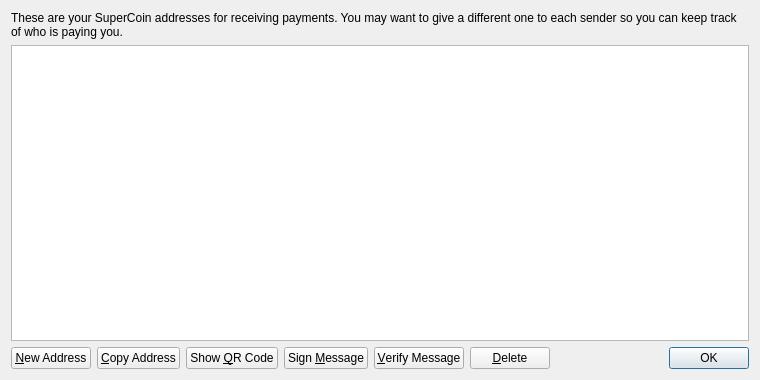
thirstygerry/SuperCoin, file src/qt/forms/addressbookpage.ui: the form before one commit.
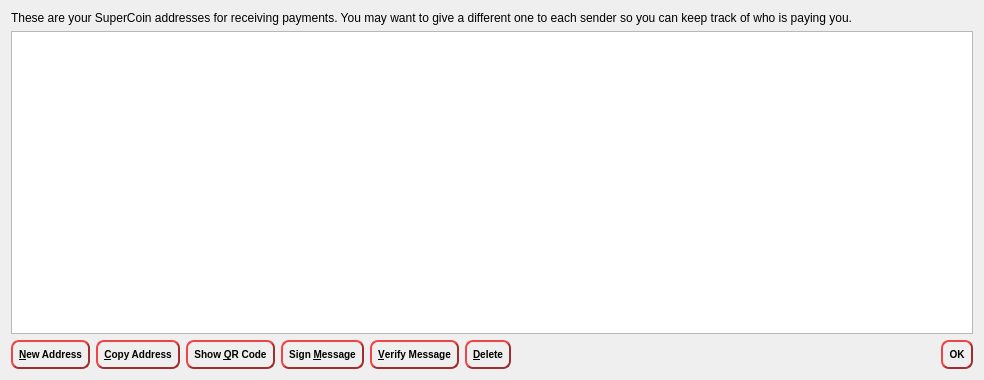
The form after the commit. Icons and pictures are not drawn.

```diff
--- a/src/qt/forms/addressbookpage.ui
+++ b/src/qt/forms/addressbookpage.ui
@@ -6,7 +6,7 @@
    <rect>
     <x>0</x>
     <y>0</y>
-    <width>760</width>
+    <width>984</width>
     <height>380</height>
    </rect>
   </property>
@@ -62,6 +62,23 @@
        <property name="toolTip">
         <string>Create a new address</string>
        </property>
+       <property name="styleSheet">
+        <string notr="true">QPushButton {
+     
+	color : rgb(0,0,0);
+     border-style: outset;
+     border-width: 2px;
+     border-radius: 8px;
+     border-color: rgb(160, 46, 47);
+     font: bold 10px;
+     min-width: 6em;
+     padding: 6px;
+ }
+QPushButton:pressed {
+     background-color: rgb(160, 46, 47);
+     border-style: inset;
+ }</string>
+       </property>
        <property name="text">
         <string>&amp;New Address</string>
        </property>
@@ -76,6 +93,23 @@
        <property name="toolTip">
         <string>Copy the currently selected address to the system clipboard</string>
        </property>
+       <property name="styleSheet">
+        <string notr="true">QPushButton {
+     
+	color : rgb(0,0,0);
+     border-style: outset;
+     border-width: 2px;
+     border-radius: 8px;
+     border-color: rgb(160, 46, 47);
+     font: bold 10px;
+     min-width: 6em;
+     padding: 6px;
+ }
+QPushButton:pressed {
+     background-color: rgb(160, 46, 47);
+     border-style: inset;
+ }</string>
+       </property>
        <property name="text">
         <string>&amp;Copy Address</string>
        </property>
@@ -87,6 +121,23 @@
      </item>
      <item>
       <widget class="QPushButton" name="showQRCode">
+       <property name="styleSheet">
+        <string notr="true">QPushButton {
+     
+	color : rgb(0,0,0);
+     border-style: outset;
+     border-width: 2px;
+     border-radius: 8px;
+     border-color: rgb(160, 46, 47);
+     font: bold 10px;
+     min-width: 6em;
+     padding: 6px;
+ }
+QPushButton:pressed {
+     background-color: rgb(160, 46, 47);
+     border-style: inset;
+ }</string>
+       </property>
        <property name="text">
         <string>Show &amp;QR Code</string>
        </property>
@@ -101,6 +152,23 @@
        <property name="toolTip">
         <string>Sign a message to prove you own a SuperCoin address</string>
        </property>
+       <property name="styleSheet">
+        <string notr="true">QPushButton {
+     
+	color : rgb(0,0,0);
+     border-style: outset;
+     border-width: 2px;
+     border-radius: 8px;
+     border-color: rgb(160, 46, 47);
+     font: bold 10px;
+     min-width: 6em;
+     padding: 6px;
+ }
+QPushButton:pressed {
+     background-color: rgb(160, 46, 47);
+     border-style: inset;
+ }</string>
+       </property>
        <property name="text">
         <string>Sign &amp;Message</string>
        </property>
@@ -115,6 +183,23 @@
        <property name="toolTip">
         <string>Verify a message to ensure it was signed with a specified SuperCoin address</string>
        </property>
+       <property name="styleSheet">
+        <string notr="true">QPushButton {
+     
+	color : rgb(0,0,0);
+     border-style: outset;
+     border-width: 2px;
+     border-radius: 8px;
+     border-color: rgb(160, 46, 47);
+     font: bold 10px;
+     min-width: 6em;
+     padding: 6px;
+ }
+QPushButton:pressed {
+     background-color: rgb(160, 46, 47);
+     border-style: inset;
+ }</string>
+       </property>
        <property name="text">
         <string>&amp;Verify Message</string>
        </property>
@@ -129,6 +214,23 @@
        <property name="toolTip">
         <string>Delete the currently selected address from the list</string>
        </property>
+       <property name="styleSheet">
+        <string notr="true">QPushButton {
+     
+	color : rgb(0,0,0);
+     border-style: outset;
+     border-width: 2px;
+     border-radius: 8px;
+     border-color: rgb(160, 46, 47);
+     font: bold 10px;
+     min-width: 6em;
+     padding: 6px;
+ }
+QPushButton:pressed {
+     background-color: rgb(160, 46, 47);
+     border-style: inset;
+ }</string>
+       </property>
        <property name="text">
         <string>&amp;Delete</string>
        </property>
@@ -159,6 +261,23 @@
          <verstretch>0</verstretch>
         </sizepolicy>
        </property>
+       <property name="styleSheet">
+        <string notr="true">QPushButton {
+     
+	color : rgb(0,0,0);
+     border-style: outset;
+     border-width: 2px;
+     border-radius: 8px;
+     border-color: rgb(160, 46, 47);
+     font: bold 10px;
+     min-width: 6em;
+     padding: 6px;
+ }
+QPushButton:pressed {
+     background-color: rgb(160, 46, 47);
+     border-style: inset;
+ }</string>
+       </property>
        <property name="standardButtons">
         <set>QDialogButtonBox::Ok</set>
        </property>
```
